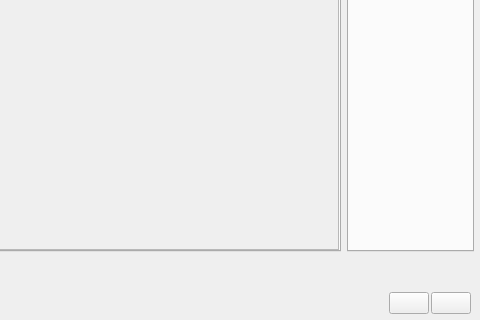
First picture: the form in src/Common/gui/MainWindow.ui, repository elieserdejesus/JamTaba, before the edit; both pictures show x 680 to 1160 and y 123 to 443 of the 1160 by 443 pixel window.
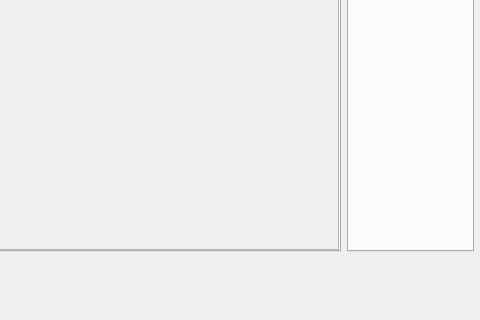
Second picture: the form after the edit. Icons and pictures are not drawn. Custom widgets are drawn as their Qt base class.

Commit message: dropping window size buttons

```diff
--- a/src/Common/gui/MainWindow.ui
+++ b/src/Common/gui/MainWindow.ui
@@ -328,70 +328,6 @@
          </layout>
         </widget>
        </item>
-       <item row="0" column="0" alignment="Qt::AlignRight">
-        <widget class="QWidget" name="zoomControlsWidget" native="true">
-         <layout class="QHBoxLayout" name="zoomControlsLayout">
-          <property name="spacing">
-           <number>2</number>
-          </property>
-          <property name="sizeConstraint">
-           <enum>QLayout::SetMinimumSize</enum>
-          </property>
-          <property name="leftMargin">
-           <number>0</number>
-          </property>
-          <property name="topMargin">
-           <number>0</number>
-          </property>
-          <property name="rightMargin">
-           <number>0</number>
-          </property>
-          <property name="bottomMargin">
-           <number>0</number>
-          </property>
-          <item alignment="Qt::AlignRight|Qt::AlignBottom">
-           <widget class="QPushButton" name="zoomOutButton">
-            <property name="sizePolicy">
-             <sizepolicy hsizetype="Fixed" vsizetype="Fixed">
-              <horstretch>0</horstretch>
-              <verstretch>0</verstretch>
-             </sizepolicy>
-            </property>
-            <property name="toolTip">
-             <string extracomment="decrease window size button for VST/AU plugin">Decrease window size</string>
-            </property>
-            <property name="text">
-             <string/>
-            </property>
-            <property name="icon">
-             <iconset resource="../../resources/jamtaba.qrc">
-              <normaloff>:/images/zoom_out.png</normaloff>:/images/zoom_out.png</iconset>
-            </property>
-           </widget>
-          </item>
-          <item alignment="Qt::AlignBottom">
-           <widget class="QPushButton" name="zoomInButton">
-            <property name="sizePolicy">
-             <sizepolicy hsizetype="Maximum" vsizetype="Fixed">
-              <horstretch>0</horstretch>
-              <verstretch>0</verstretch>
-             </sizepolicy>
-            </property>
-            <property name="toolTip">
-             <string extracomment="increase window size button for VST/AU plugin">Increase Window Size</string>
-            </property>
-            <property name="text">
-             <string/>
-            </property>
-            <property name="icon">
-             <iconset resource="../../resources/jamtaba.qrc">
-              <normaloff>:/images/zoom_in.png</normaloff>:/images/zoom_in.png</iconset>
-            </property>
-           </widget>
-          </item>
-         </layout>
-        </widget>
-       </item>
       </layout>
      </widget>
     </item>
```
The commit also changes 7 other files.
